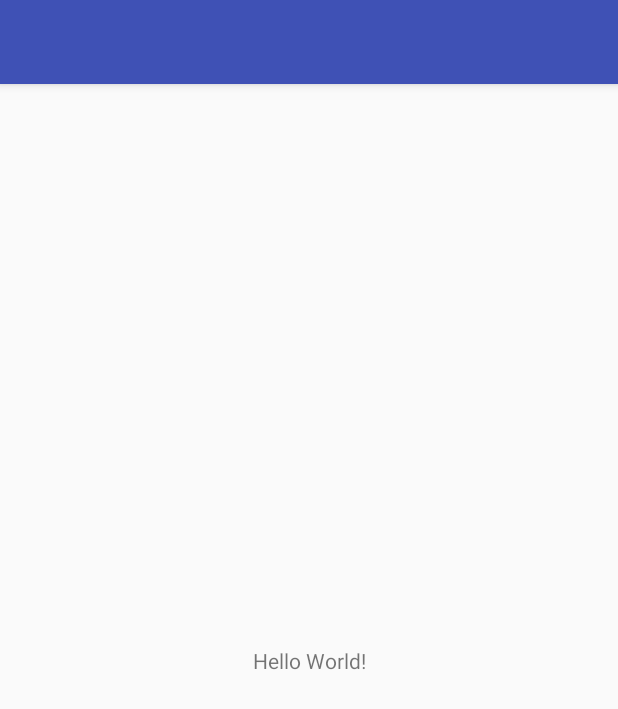
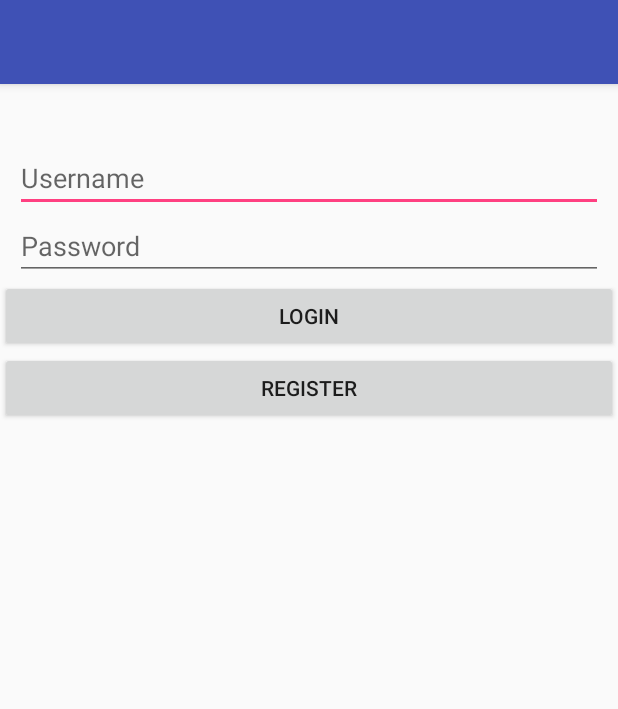
Before and after one commit to gustavojimenez41/ChoreKeeper, an Android app: the screen it shows after launch (MainActivity), on a phone screen of 412 x 824 dp. Shown: the top 709 px of the screen. Run offline under Robolectric (Android 15) with nearby library versions, the phone set to English and light mode, and no system bars.

Commit message:
created the main activity

```diff
--- a/ChoreKeeper/app/src/main/res/layout/activity_main.xml
+++ b/ChoreKeeper/app/src/main/res/layout/activity_main.xml
@@ -6,13 +6,43 @@
     android:layout_height="match_parent"
     tools:context="com.example.gustavojimenez.chorekeeper.MainActivity">
 
-    <TextView
-        android:layout_width="wrap_content"
-        android:layout_height="wrap_content"
-        android:text="Hello World!"
-        app:layout_constraintBottom_toBottomOf="parent"
-        app:layout_constraintLeft_toLeftOf="parent"
-        app:layout_constraintRight_toRightOf="parent"
-        app:layout_constraintTop_toTopOf="parent" />
+    <LinearLayout
+        android:layout_width="match_parent"
+        android:layout_height="match_parent"
+        android:orientation="vertical"
+        android:paddingTop="40sp">
+
+        <EditText
+            android:id="@+id/enterUsername"
+            android:layout_width="match_parent"
+            android:layout_height="wrap_content"
+            android:layout_marginLeft="10sp"
+            android:layout_marginRight="10sp"
+            android:ems="10"
+            android:hint="Username"
+            android:inputType="textPersonName" />
+
+        <EditText
+            android:id="@+id/enterPassword"
+            android:layout_width="match_parent"
+            android:layout_height="wrap_content"
+            android:layout_marginLeft="10sp"
+            android:layout_marginRight="10sp"
+            android:ems="10"
+            android:hint="Password"
+            android:inputType="textWebPassword" />
+
+        <Button
+            android:id="@+id/loginButton"
+            android:layout_width="match_parent"
+            android:layout_height="wrap_content"
+            android:text="Login" />
+        <Button
+            android:id="@+id/registerButton"
+            android:layout_width="match_parent"
+            android:layout_height="wrap_content"
+            android:text="Register" />
+
+    </LinearLayout>
 
 </android.support.constraint.ConstraintLayout>
```
